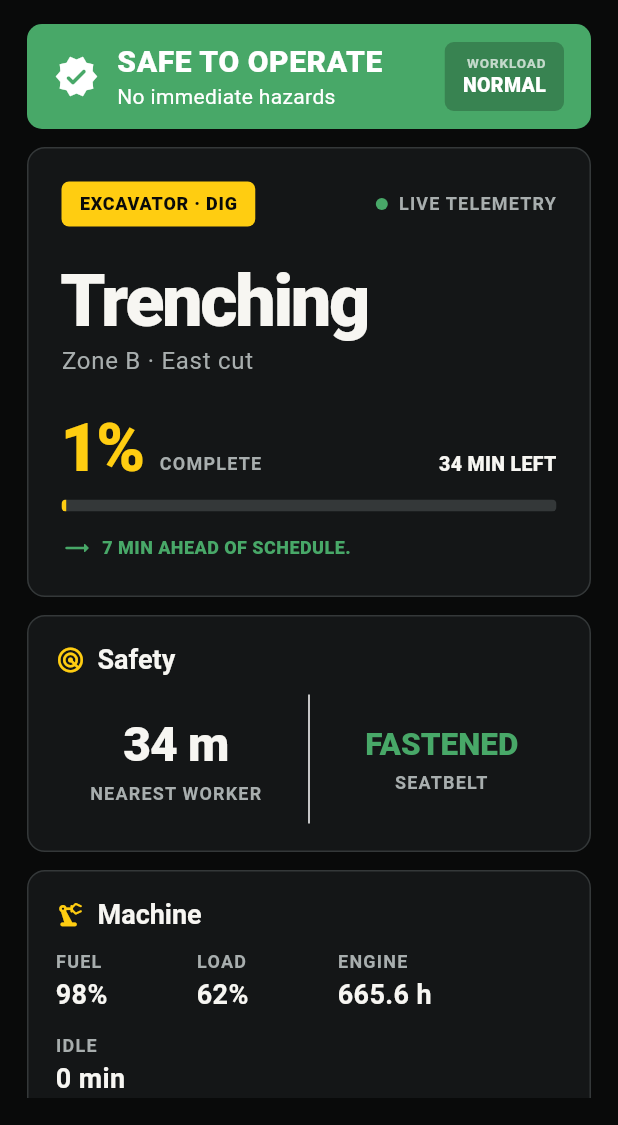
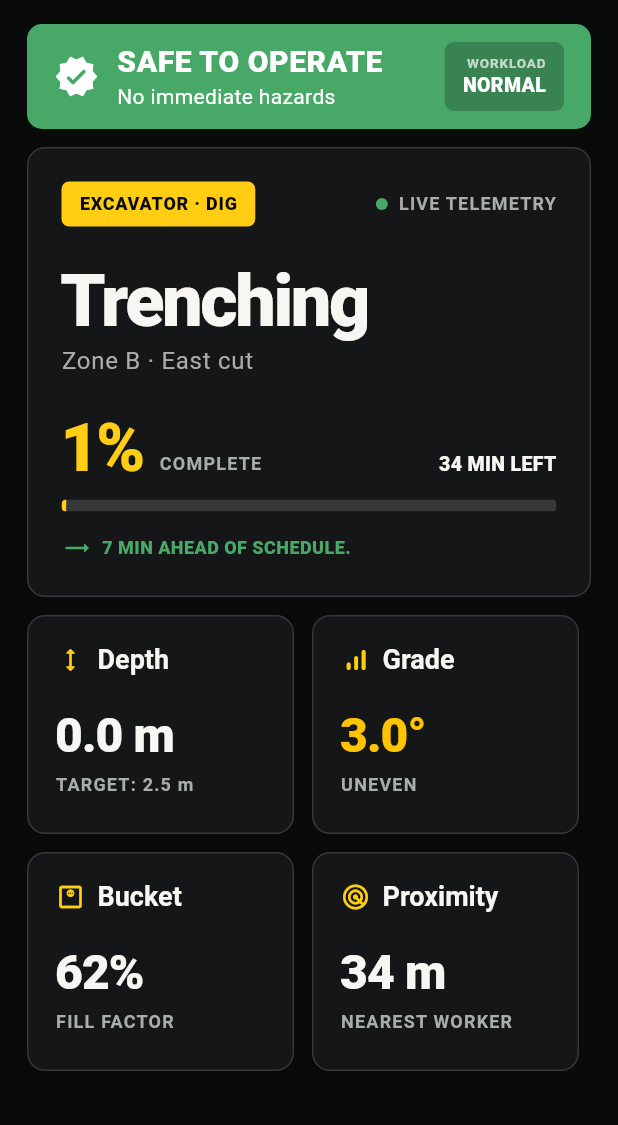
Before and after one commit to Quasar-025/caterpillar, a Flutter app: the HomeScreen screen opened directly, after a tap on the "play arrow" icon, on a phone screen of 412 x 824 dp, the part 111-1236 px from its top. Run offline on Flutter 3.47's test engine with Material 3 defaults, Android fonts, the phone set to English and light mode, and no system bars; our stand-ins replace drift, flutter_riverpod, go_router; accounts and stored records are empty; generated files the repository leaves out were written again; network calls fail.

Commit message:
Implement config-driven task-aware UI for Excavator modes

```diff
--- a/frontend/lib/features/home/home_screen.dart
+++ b/frontend/lib/features/home/home_screen.dart
@@ -17,6 +17,7 @@ import '../../telemetry/scenario_loader.dart';
 import '../../telemetry/simulator.dart';
 import '../../telemetry/simulator_providers.dart';
 import '../../telemetry/tick.dart';
+import '../task_ui/task_ui_coordinator.dart';
 
 class HomeScreen extends ConsumerStatefulWidget {
   const HomeScreen({super.key});
@@ -116,6 +117,7 @@ class _HomeScreenState extends ConsumerState<HomeScreen> {
 
 class _HomeSnapshot {
   const _HomeSnapshot({
+    required this.tick,
     required this.mode,
     required this.taskName,
     required this.zone,
@@ -137,6 +139,7 @@ class _HomeSnapshot {
     required this.live,
   });
 
+  final TelemetryTick? tick;
   final MachineMode mode;
   final String taskName;
   final String zone;
@@ -167,6 +170,7 @@ class _HomeSnapshot {
   ) {
     if (tick == null) {
       return const _HomeSnapshot(
+        tick: null,
         mode: MachineMode.dig,
         taskName: 'Trenching',
         zone: 'Zone B · East cut',
@@ -200,6 +204,7 @@ class _HomeSnapshot {
         ? previewEta
         : eta.etaRemainingMin.clamp(1, 180).round();
     return _HomeSnapshot(
+      tick: tick,
       mode: tick.mode,
       taskName: taskName,
       zone: tick.mode == MachineMode.lift
@@ -351,13 +356,9 @@ class _WideDashboard extends StatelessWidget {
               const SizedBox(height: 12),
               Expanded(
                 flex: 3,
-                child: Row(
-                  children: [
-                    Expanded(child: _SafetySummary(snapshot: snapshot)),
-                    const SizedBox(width: 12),
-                    Expanded(child: _MachineStrip(snapshot: snapshot)),
-                  ],
-                ),
+                child: snapshot.tick != null
+                    ? TaskUiCoordinator(tick: snapshot.tick!)
+                    : const SizedBox.shrink(),
               ),
             ],
           ),
@@ -382,9 +383,7 @@ class _CompactDashboard extends StatelessWidget {
         const SizedBox(height: 12),
         SizedBox(height: 300, child: _CurrentTask(snapshot: snapshot)),
         const SizedBox(height: 12),
-        SizedBox(height: 158, child: _SafetySummary(snapshot: snapshot)),
-        const SizedBox(height: 12),
-        SizedBox(height: 178, child: _MachineStrip(snapshot: snapshot)),
+        if (snapshot.tick != null) TaskUiCoordinator(tick: snapshot.tick!),
         const SizedBox(height: 18),
         _ShiftRail(snapshot: snapshot),
       ],
@@ -649,74 +648,6 @@ class _ProgressValue extends StatelessWidget {
   }
 }
 
-class _SafetySummary extends StatelessWidget {
-  const _SafetySummary({required this.snapshot});
-
-  final _HomeSnapshot snapshot;
-
-  @override
-  Widget build(BuildContext context) {
-    return _Panel(
-      title: 'Safety',
-      icon: Icons.radar_rounded,
-      child: Row(
-        children: [
-          Expanded(
-            child: _LargeMeasure(
-              value: '${snapshot.workerDistance.toStringAsFixed(0)} m',
-              label: 'NEAREST WORKER',
-            ),
-          ),
-          const VerticalDivider(),
-          Expanded(
-            child: _LargeMeasure(
-              value: snapshot.seatbelt ? 'FASTENED' : 'UNFASTENED',
-              label: 'SEATBELT',
-              compact: true,
-              valueColor: snapshot.seatbelt ? CatTheme.safe : CatTheme.critical,
-            ),
-          ),
-        ],
-      ),
-    );
-  }
-}
-
-class _MachineStrip extends StatelessWidget {
-  const _MachineStrip({required this.snapshot});
-
-  final _HomeSnapshot snapshot;
-
-  @override
-  Widget build(BuildContext context) {
-    return _Panel(
-      title: 'Machine',
-      icon: Icons.precision_manufacturing_rounded,
-      child: Wrap(
-        spacing: 22,
-        runSpacing: 14,
-        children: [
-          _SmallMeasure(
-            label: 'FUEL',
-            value: '${snapshot.fuelPct.toStringAsFixed(0)}%',
-          ),
-          _SmallMeasure(
-            label: 'LOAD',
-            value: '${snapshot.loadPct.toStringAsFixed(0)}%',
-          ),
-          _SmallMeasure(
-            label: 'ENGINE',
-            value: '${snapshot.engineHours.toStringAsFixed(1)} h',
-          ),
-          _SmallMeasure(
-            label: 'IDLE',
-            value: '${snapshot.idleMinutes.toStringAsFixed(0)} min',
-          ),
-        ],
-      ),
-    );
-  }
-}
 
 class _ShiftRail extends StatelessWidget {
   const _ShiftRail({required this.snapshot});
@@ -785,39 +716,6 @@ class _ShiftRail extends StatelessWidget {
   }
 }
 
-class _Panel extends StatelessWidget {
-  const _Panel({required this.title, required this.icon, required this.child});
-
-  final String title;
-  final IconData icon;
-  final Widget child;
-
-  @override
-  Widget build(BuildContext context) {
-    return Container(
-      padding: const EdgeInsets.all(18),
-      decoration: BoxDecoration(
-        color: CatTheme.panel,
-        borderRadius: BorderRadius.circular(12),
-        border: Border.all(color: CatTheme.divider),
-      ),
-      child: Column(
-        crossAxisAlignment: CrossAxisAlignment.start,
-        children: [
-          Row(
-            children: [
-              Icon(icon, size: 20, color: CatTheme.yellow),
-              const SizedBox(width: 8),
-              Text(title, style: Theme.of(context).textTheme.titleLarge),
-            ],
-          ),
-          const SizedBox(height: 12),
-          Expanded(child: child),
-        ],
-      ),
-    );
-  }
-}
 
 class _ModeBadge extends StatelessWidget {
   const _ModeBadge({required this.mode});
@@ -882,77 +780,6 @@ class _CompactPill extends StatelessWidget {
               color: Colors.white,
               fontSize: 13,
               fontWeight: FontWeight.w800,
-            ),
-          ),
-        ],
-      ),
-    );
-  }
-}
-
-class _LargeMeasure extends StatelessWidget {
-  const _LargeMeasure({
-    required this.value,
-    required this.label,
-    this.valueColor = CatTheme.textPrimary,
-    this.compact = false,
-  });
-
-  final String value;
-  final String label;
-  final Color valueColor;
-  final bool compact;
-
-  @override
-  Widget build(BuildContext context) {
-    return Column(
-      mainAxisAlignment: MainAxisAlignment.center,
-      children: [
-        FittedBox(
-          fit: BoxFit.scaleDown,
-          child: Text(
-            value,
-            style: TextStyle(
-              color: valueColor,
-              fontSize: compact ? 21 : 32,
-              fontWeight: FontWeight.w800,
-              letterSpacing: compact ? 0 : -0.6,
-            ),
-          ),
-        ),
-        const SizedBox(height: 4),
-        Text(
-          label,
-          textAlign: TextAlign.center,
-          style: Theme.of(context).textTheme.labelMedium,
-        ),
-      ],
-    );
-  }
-}
-
-class _SmallMeasure extends StatelessWidget {
-  const _SmallMeasure({required this.label, required this.value});
-
-  final String label;
-  final String value;
-
-  @override
-  Widget build(BuildContext context) {
-    return SizedBox(
-      width: 72,
-      child: Column(
-        crossAxisAlignment: CrossAxisAlignment.start,
-        children: [
-          Text(label, style: Theme.of(context).textTheme.labelMedium),
-          const SizedBox(height: 2),
-          Text(
-            value,
-            maxLines: 1,
-            style: const TextStyle(
-              color: CatTheme.textPrimary,
-              fontSize: 18,
-              fontWeight: FontWeight.w700,
             ),
           ),
         ],
--- /dev/null
+++ b/frontend/lib/features/task_ui/task_ui_config.dart
@@ -0,0 +1,36 @@
+enum TaskWidgetType {
+  depth,
+  grade,
+  bucketLoad,
+  proximity,
+  loadLimit,
+  stability,
+  swingZone,
+}
+
+/// A configuration map defining which widgets are shown for each machine type + mode.
+final Map<String, List<TaskWidgetType>> taskUiConfigMap = {
+  // EXCAVATOR + DIG: depth, grade, bucket load, progress (progress is in header), proximity
+  'EXCAVATOR_DIG': [
+    TaskWidgetType.depth,
+    TaskWidgetType.grade,
+    TaskWidgetType.bucketLoad,
+    TaskWidgetType.proximity,
+  ],
+  // EXCAVATOR + LIFT: load compared with the safe load limit, stability, swing zone (mini radar), proximity
+  'EXCAVATOR_LIFT': [
+    TaskWidgetType.loadLimit,
+    TaskWidgetType.stability,
+    TaskWidgetType.swingZone,
+    TaskWidgetType.proximity,
+  ],
+  // Tier 3 fallbacks
+  'LOADER_LOAD': [
+    TaskWidgetType.bucketLoad,
+    TaskWidgetType.proximity,
+  ],
+  'DOZER_GRADE': [
+    TaskWidgetType.grade,
+    TaskWidgetType.proximity,
+  ],
+};
--- /dev/null
+++ b/frontend/lib/features/task_ui/task_ui_coordinator.dart
@@ -0,0 +1,89 @@
+import 'package:flutter/material.dart';
+
+import '../../../telemetry/tick.dart';
+import 'task_ui_config.dart';
+import 'widgets/task_widgets.dart';
+
+class TaskUiCoordinator extends StatelessWidget {
+  const TaskUiCoordinator({super.key, required this.tick});
+
+  final TelemetryTick tick;
+
+  @override
+  Widget build(BuildContext context) {
+    // Determine the machine type from the ID prefix (e.g. EXC001 -> EXCAVATOR)
+    String machineType = 'EXCAVATOR';
+    if (tick.machineId.startsWith('LOD')) {
+      machineType = 'LOADER';
+    } else if (tick.machineId.startsWith('DOZ')) {
+      machineType = 'DOZER';
+    }
+
+    final modeLabel = tick.mode.name.toUpperCase();
+    final configKey = '${machineType}_$modeLabel';
+
+    // Look up the configuration, fallback to DIG if not found
+    final widgetTypes = taskUiConfigMap[configKey] ?? taskUiConfigMap['EXCAVATOR_DIG']!;
+
+    return LayoutBuilder(
+      builder: (context, constraints) {
+        final isWide = constraints.maxWidth > 500;
+
+        final children = widgetTypes.map((type) {
+          final widget = _buildWidget(type);
+          if (isWide) {
+            return Expanded(child: widget);
+          } else {
+            // For compact layouts, we could wrap them
+            return SizedBox(
+              width: (constraints.maxWidth / 2) - 10,
+              height: 146, // increased height for wrap
+              child: widget,
+            );
+          }
+        }).toList();
+
+        if (isWide) {
+          return Row(
+            crossAxisAlignment: CrossAxisAlignment.stretch,
+            children: _insertSpacers(children, const SizedBox(width: 12)),
+          );
+        } else {
+          return Wrap(
+            spacing: 12,
+            runSpacing: 12,
+            children: children,
+          );
+        }
+      },
+    );
+  }
+
+  Widget _buildWidget(TaskWidgetType type) {
+    switch (type) {
+      case TaskWidgetType.depth:
+        return DepthWidget(tick: tick);
+      case TaskWidgetType.grade:
+        return GradeWidget(tick: tick);
+      case TaskWidgetType.bucketLoad:
+        return BucketLoadWidget(tick: tick);
+      case TaskWidgetType.proximity:
+        return ProximityWidget(tick: tick);
+      case TaskWidgetType.loadLimit:
+        return LoadLimitWidget(tick: tick);
+      case TaskWidgetType.stability:
+        return StabilityWidget(tick: tick);
+      case TaskWidgetType.swingZone:
+        return SwingZoneWidget(tick: tick);
+    }
+  }
+
+  List<Widget> _insertSpacers(List<Widget> items, Widget spacer) {
+    final List<Widget> spaced = [];
+    for (var i = 0; i < items.length; i++) {
+      spaced.add(items[i]);
+      if (i < items.length - 1) spaced.add(spacer);
+    }
+    return spaced;
+  }
+}
--- /dev/null
+++ b/frontend/lib/features/task_ui/widgets/shared.dart
@@ -0,0 +1,88 @@
+import 'package:flutter/material.dart';
+
+import '../../../core/theme.dart';
+
+class TaskPanel extends StatelessWidget {
+  const TaskPanel({
+    super.key,
+    required this.title,
+    required this.icon,
+    required this.child,
+  });
+
+  final String title;
+  final IconData icon;
+  final Widget child;
+
+  @override
+  Widget build(BuildContext context) {
+    return Container(
+      padding: const EdgeInsets.all(18),
+      decoration: BoxDecoration(
+        color: CatTheme.panel,
+        borderRadius: BorderRadius.circular(12),
+        border: Border.all(color: CatTheme.divider),
+      ),
+      child: Column(
+        crossAxisAlignment: CrossAxisAlignment.start,
+        children: [
+          Row(
+            children: [
+              Icon(icon, size: 20, color: CatTheme.yellow),
+              const SizedBox(width: 8),
+              Text(title, style: Theme.of(context).textTheme.titleLarge),
+            ],
+          ),
+          const SizedBox(height: 12),
+          Expanded(child: child),
+        ],
+      ),
+    );
+  }
+}
+
+class TaskMeasure extends StatelessWidget {
+  const TaskMeasure({
+    super.key,
+    required this.value,
+    required this.label,
+    this.valueColor = CatTheme.textPrimary,
+    this.compact = false,
+  });
+
+  final String value;
+  final String label;
+  final Color valueColor;
+  final bool compact;
+
+  @override
+  Widget build(BuildContext context) {
+    return FittedBox(
+      fit: BoxFit.scaleDown,
+      child: Column(
+        mainAxisAlignment: MainAxisAlignment.center,
+        crossAxisAlignment: CrossAxisAlignment.start,
+        children: [
+        FittedBox(
+          fit: BoxFit.scaleDown,
+          child: Text(
+            value,
+            style: TextStyle(
+              color: valueColor,
+              fontSize: compact ? 21 : 32,
+              fontWeight: FontWeight.w800,
+              letterSpacing: compact ? 0 : -0.6,
+            ),
+          ),
+        ),
+        const SizedBox(height: 4),
+        Text(
+          label,
+          textAlign: TextAlign.left,
+          style: Theme.of(context).textTheme.labelMedium,
+        ),
+        ],
+      ),
+    );
+  }
+}
--- /dev/null
+++ b/frontend/lib/features/task_ui/widgets/task_widgets.dart
@@ -0,0 +1,179 @@
+import 'package:flutter/material.dart';
+
+import '../../../core/theme.dart';
+import '../../../telemetry/tick.dart';
+import 'shared.dart';
+
+class DepthWidget extends StatelessWidget {
+  const DepthWidget({super.key, required this.tick});
+  final TelemetryTick tick;
+
+  @override
+  Widget build(BuildContext context) {
+    // We don't have true depth in telemetry, so we mock it based on progress
+    // so it looks lively for the demo.
+    final mockDepth = (tick.progressPct / 100.0) * 2.5;
+
+    return TaskPanel(
+      title: 'Depth',
+      icon: Icons.height_rounded,
+      child: TaskMeasure(
+        value: '${mockDepth.toStringAsFixed(1)} m',
+        label: 'TARGET: 2.5 m',
+      ),
+    );
+  }
+}
+
+class GradeWidget extends StatelessWidget {
+  const GradeWidget({super.key, required this.tick});
+  final TelemetryTick tick;
+
+  @override
+  Widget build(BuildContext context) {
+    final grade = tick.slopeDeg;
+    final isLevel = grade.abs() < 2.0;
+
+    return TaskPanel(
+      title: 'Grade',
+      icon: Icons.signal_cellular_alt_rounded,
+      child: TaskMeasure(
+        value: '${grade.toStringAsFixed(1)}°',
+        label: isLevel ? 'LEVEL' : 'UNEVEN',
+        valueColor: isLevel ? CatTheme.safe : CatTheme.attention,
+      ),
+    );
+  }
+}
+
+class BucketLoadWidget extends StatelessWidget {
+  const BucketLoadWidget({super.key, required this.tick});
+  final TelemetryTick tick;
+
+  @override
+  Widget build(BuildContext context) {
+    return TaskPanel(
+      title: 'Bucket',
+      icon: Icons.monitor_weight_outlined,
+      child: TaskMeasure(
+        value: '${tick.loadPct.toStringAsFixed(0)}%',
+        label: 'FILL FACTOR',
+      ),
+    );
+  }
+}
+
+class ProximityWidget extends StatelessWidget {
+  const ProximityWidget({super.key, required this.tick});
+  final TelemetryTick tick;
+
+  @override
+  Widget build(BuildContext context) {
+    final distance = tick.nearestPersonM;
+    final isSafe = distance > 15.0;
+
+    return TaskPanel(
+      title: 'Proximity',
+      icon: Icons.radar_rounded,
+      child: TaskMeasure(
+        value: '${distance.toStringAsFixed(0)} m',
+        label: 'NEAREST WORKER',
+        valueColor: isSafe ? CatTheme.textPrimary : CatTheme.action,
+      ),
+    );
+  }
+}
+
+class LoadLimitWidget extends StatelessWidget {
+  const LoadLimitWidget({super.key, required this.tick});
+  final TelemetryTick tick;
+
+  @override
+  Widget build(BuildContext context) {
+    final overLimit = tick.loadPct > tick.safeLoadLimit;
+
+    return TaskPanel(
+      title: 'Load',
+      icon: Icons.scale_rounded,
+      child: TaskMeasure(
+        value: '${tick.loadPct.toStringAsFixed(0)}%',
+        label: 'LIMIT: ${tick.safeLoadLimit.toStringAsFixed(0)}%',
+        valueColor: overLimit ? CatTheme.critical : CatTheme.safe,
+      ),
+    );
+  }
+}
+
+class StabilityWidget extends StatelessWidget {
+  const StabilityWidget({super.key, required this.tick});
+  final TelemetryTick tick;
+
+  @override
+  Widget build(BuildContext context) {
+    final isStable = tick.stabilityIdx > 0.8;
+    return TaskPanel(
+      title: 'Stability',
+      icon: Icons.balance_rounded,
+      child: TaskMeasure(
+        value: '${(tick.stabilityIdx * 100).toStringAsFixed(0)}%',
+        label: 'STABILITY INDEX',
+        valueColor: isStable ? CatTheme.safe : CatTheme.action,
+      ),
+    );
+  }
+}
+
+class SwingZoneWidget extends StatelessWidget {
+  const SwingZoneWidget({super.key, required this.tick});
+  final TelemetryTick tick;
+
+  @override
+  Widget build(BuildContext context) {
+    // A mini-radar/swing representation
+    return TaskPanel(
+      title: 'Swing',
+      icon: Icons.sync_rounded,
+      child: FittedBox(
+        fit: BoxFit.scaleDown,
+        child: Column(
+          mainAxisAlignment: MainAxisAlignment.center,
+          crossAxisAlignment: CrossAxisAlignment.start,
+          children: [
+          FittedBox(
+            fit: BoxFit.scaleDown,
+            child: Row(
+              mainAxisAlignment: MainAxisAlignment.center,
+              children: [
+              Icon(
+                Icons.arrow_left_rounded,
+                color: tick.swingAngle < -10 ? CatTheme.yellow : CatTheme.textMuted,
+                size: 32,
+              ),
+              Text(
+                '${tick.swingAngle.abs().toStringAsFixed(0)}°',
+                style: const TextStyle(
+                  fontSize: 24,
+                  fontWeight: FontWeight.w800,
+                  color: CatTheme.textPrimary,
+                ),
+              ),
+              Icon(
+                Icons.arrow_right_rounded,
+                color: tick.swingAngle > 10 ? CatTheme.yellow : CatTheme.textMuted,
+                size: 32,
+              ),
+            ],
+          ),
+          ),
+          const SizedBox(height: 4),
+          Text(
+            tick.swingDir.label,
+            textAlign: TextAlign.left,
+            style: Theme.of(context).textTheme.labelMedium,
+          ),
+        ],
+        ),
+      ),
+    );
+  }
+}
```
